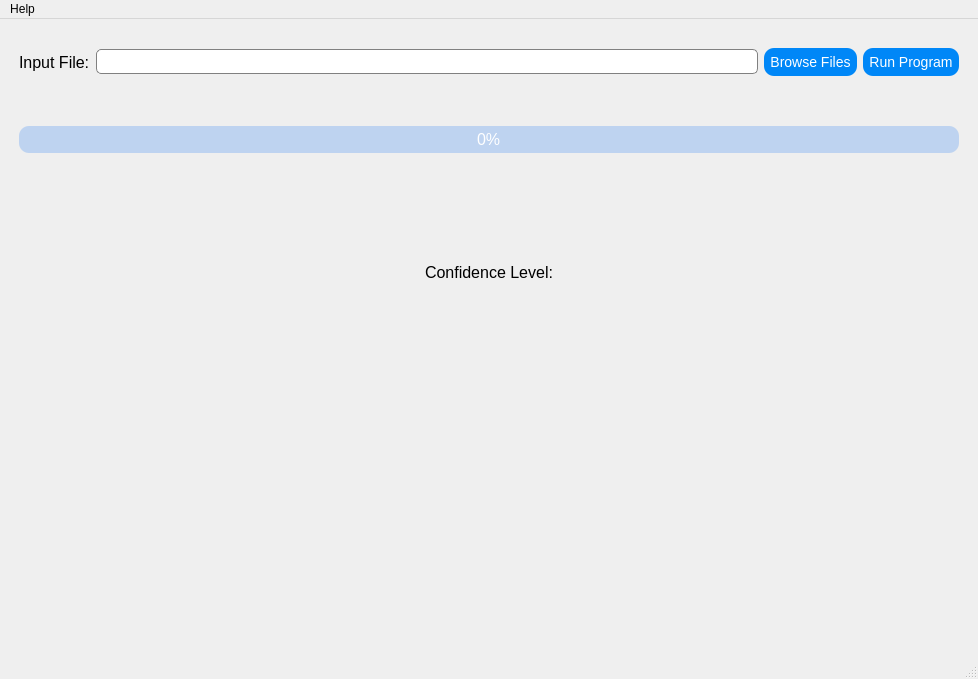
Old version of the form UI Code/AutismClassifier.ui in the repository RX-Larry/FIT3161_MA_6.
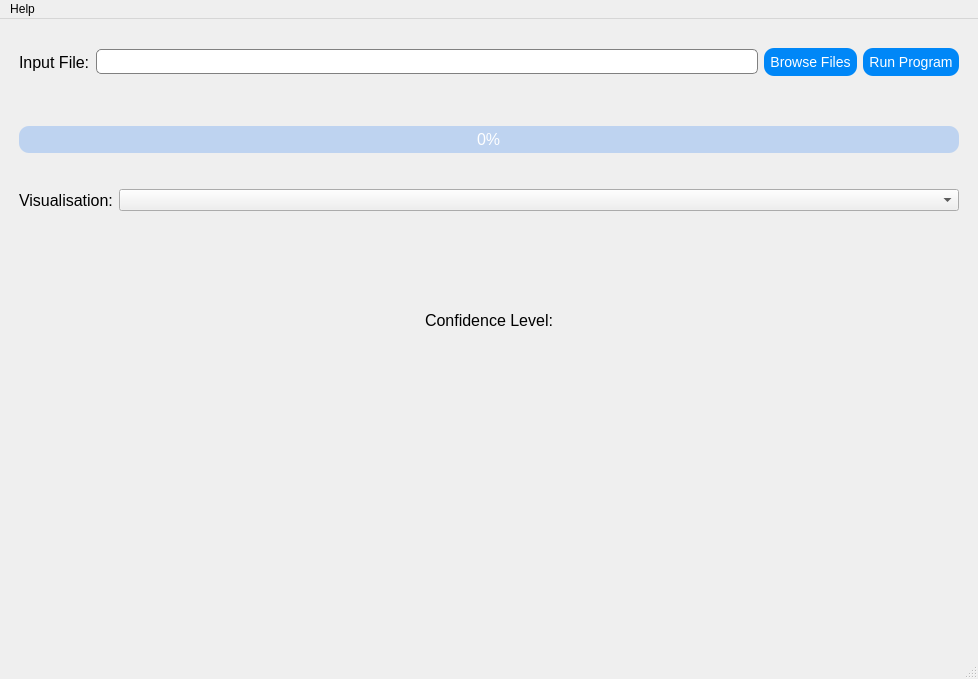
New version of the form.

Commit message: Added a new feature that allows user to select which visualisation to view.

```diff
--- a/UI Code/AutismClassifier.ui
+++ b/UI Code/AutismClassifier.ui
@@ -265,6 +265,83 @@
       </property>
      </spacer>
     </item>
+    <item>
+     <layout class="QHBoxLayout" name="horizontalLayout_3">
+      <item>
+       <spacer name="horizontalSpacer_5">
+        <property name="orientation">
+         <enum>Qt::Horizontal</enum>
+        </property>
+        <property name="sizeType">
+         <enum>QSizePolicy::Fixed</enum>
+        </property>
+        <property name="sizeHint" stdset="0">
+         <size>
+          <width>10</width>
+          <height>20</height>
+         </size>
+        </property>
+       </spacer>
+      </item>
+      <item>
+       <widget class="QLabel" name="visLabel">
+        <property name="sizePolicy">
+         <sizepolicy hsizetype="Fixed" vsizetype="Preferred">
+          <horstretch>0</horstretch>
+          <verstretch>0</verstretch>
+         </sizepolicy>
+        </property>
+        <property name="font">
+         <font>
+          <pointsize>12</pointsize>
+         </font>
+        </property>
+        <property name="text">
+         <string>Visualisation:</string>
+        </property>
+       </widget>
+      </item>
+      <item>
+       <widget class="QComboBox" name="visComboBox">
+        <property name="editable">
+         <bool>false</bool>
+        </property>
+       </widget>
+      </item>
+      <item>
+       <spacer name="horizontalSpacer_6">
+        <property name="orientation">
+         <enum>Qt::Horizontal</enum>
+        </property>
+        <property name="sizeType">
+         <enum>QSizePolicy::Fixed</enum>
+        </property>
+        <property name="sizeHint" stdset="0">
+         <size>
+          <width>10</width>
+          <height>20</height>
+         </size>
+        </property>
+       </spacer>
+      </item>
+     </layout>
+    </item>
+    <item>
+     <spacer name="verticalSpacer_3">
+      <property name="orientation">
+       <enum>Qt::Vertical</enum>
+      </property>
+      <property name="sizeType">
+       <enum>QSizePolicy::Fixed</enum>
+      </property>
+      <property name="sizeHint" stdset="0">
+       <size>
+        <width>20</width>
+        <height>20</height>
+       </size>
+      </property>
+     </spacer>
+    </item>
     <item>
      <widget class="QLabel" name="diagram">
       <property name="text">
```
The commit also changes 1 other file.
